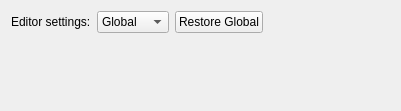
Qt form src/plugins/projectexplorer/editorsettingspropertiespage.ui (qt-creator/qt-creator) before a commit.
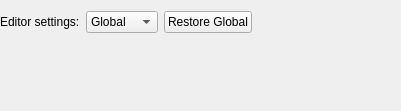
The same form after that commit. Custom widgets are drawn as their Qt base class.

Commit message:
Fix layout in project mode
Fix broken layout in project mode:
 * Code style settings were indented too much
 * Editor settings were indented too much

What changed in the file:
```diff
--- a/src/plugins/projectexplorer/editorsettingspropertiespage.ui
+++ b/src/plugins/projectexplorer/editorsettingspropertiespage.ui
@@ -11,6 +11,12 @@
    </rect>
   </property>
   <layout class="QGridLayout" name="gridLayout">
+   <property name="leftMargin">
+    <number>0</number>
+   </property>
+   <property name="rightMargin">
+    <number>0</number>
+   </property>
    <item row="0" column="0">
     <widget class="QLabel" name="label">
      <property name="text">
```
The commit also changes 1 other file.
